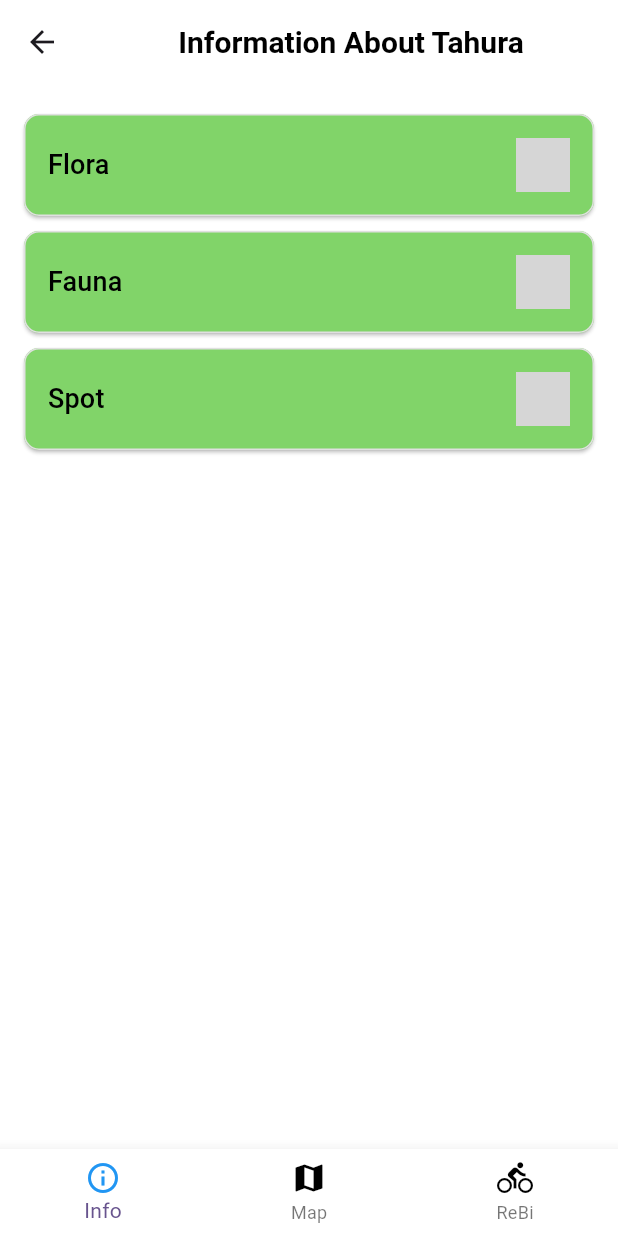
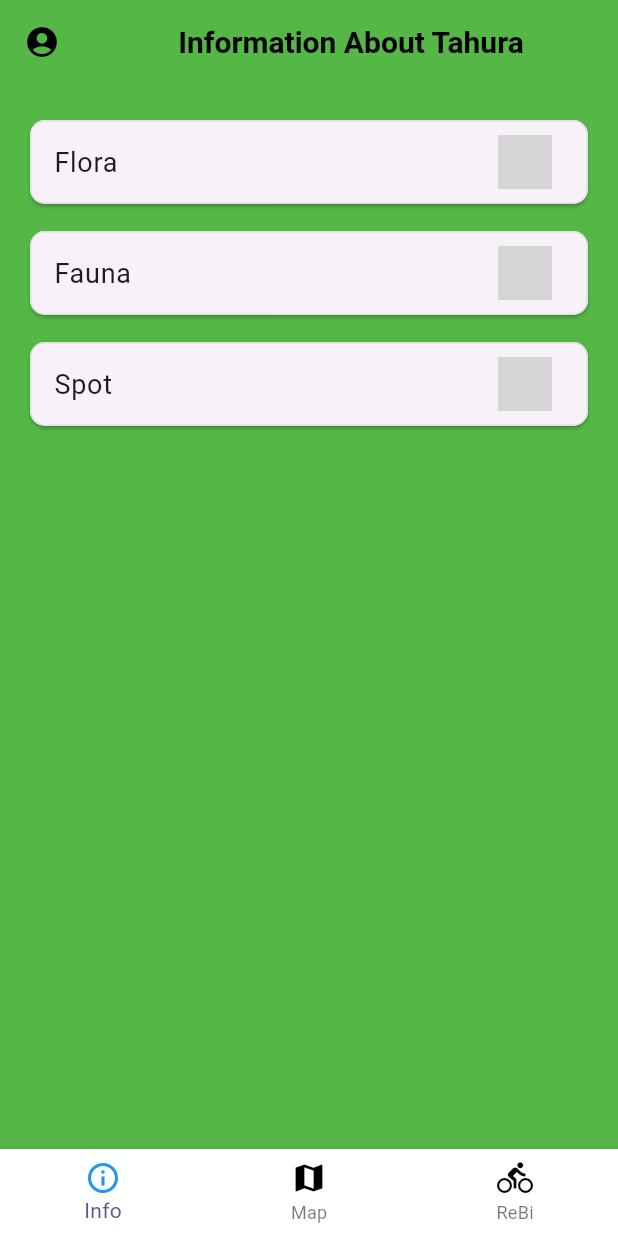
Before and after one commit to matthewae/RPLL-Tahura, a Flutter app: the MainmenuScreen screen opened directly, on a phone screen of 412 x 824 dp. Run offline on Flutter 3.47's test engine with Material 3 defaults, Android fonts, the phone set to English and light mode, and no system bars; network calls fail; grey boxes are pictures that could not be loaded.

Commit message:
update18/11 jam 22:39 implement all(done)

```diff
--- a/lib/main.dart
+++ b/lib/main.dart
@@ -8,6 +8,7 @@ import 'package:myapp/screens/flora_screen.dart';
 import 'package:myapp/screens/forgotpws_screen.dart';
 import 'package:myapp/screens/main_screen.dart';
 import 'package:myapp/screens/profile_screen.dart';
+import 'package:myapp/screens/sepeda_screen.dart';
 import 'package:myapp/screens/signin_screen.dart';
 import 'package:myapp/screens/password_screen.dart';
 import 'package:myapp/screens/exitnotif_screen.dart';
--- a/lib/screens/mainmenu_screen.dart
+++ b/lib/screens/mainmenu_screen.dart
@@ -1,22 +1,10 @@
 import 'package:flutter/material.dart';
+import 'profile_screen.dart';
+import 'map_screen.dart';
 import 'flora_screen.dart';
 import 'fauna_screen.dart';
 import 'spot_screen.dart';
-import 'map_screen.dart';
-import 'sepeda_screen.dart';
-
-void main() {
-  runApp(TahuraApp());
-}
-
-class TahuraApp extends StatelessWidget {
-  @override
-  Widget build(BuildContext context) {
-    return MaterialApp(
-      home: MainmenuScreen(),
-    );
-  }
-}
+import 'sepeda_screen.dart'; // Import SepedaScreen
 
 class MainmenuScreen extends StatefulWidget {
   @override
@@ -24,22 +12,28 @@ class MainmenuScreen extends StatefulWidget {
 }
 
 class _MainmenuScreenState extends State<MainmenuScreen> {
+  final List<String> categories = ['Flora', 'Fauna', 'Spot'];
   int _selectedIndex = 0;
-
-  final List<Widget> _pages = [
-    Container(),
-    MapScreen(),
-    SepedaScreen(),
-  ];
 
   @override
   Widget build(BuildContext context) {
     return Scaffold(
-      backgroundColor: Colors.white, // Change the Scaffold background to white
+      backgroundColor: const Color.fromARGB(223, 59, 173, 44),
       appBar: AppBar(
         backgroundColor: Colors.transparent,
         elevation: 0,
-        title: const Center(
+        leading: IconButton(
+          icon: Icon(Icons.account_circle, color: Colors.black),
+          onPressed: () {
+            Navigator.push(
+              context,
+              MaterialPageRoute(
+                builder: (context) => ProfileScreen(),
+              ),
+            );
+          },
+        ),
+        title: Center(
           child: Text(
             'Information About Tahura',
             style: TextStyle(
@@ -55,47 +49,60 @@ class _MainmenuScreenState extends State<MainmenuScreen> {
               padding: const EdgeInsets.symmetric(horizontal: 16.0),
               child: Column(
                 children: [
-                  const SizedBox(height: 20),
-                  CategoryButton(
-                    title: 'Flora',
+                  SizedBox(height: 20),
+                  for (var category in categories)
+                    Padding(
+                      padding: const EdgeInsets.only(bottom: 10.0),
+                      child: Card(
+                        shape: RoundedRectangleBorder(
+                          borderRadius: BorderRadius.circular(10),
+                          side: BorderSide(color: Colors.grey[300]!),
+                        ),
+                        child: ListTile(
+                          title: Text(
+                            category,
+                            style: TextStyle(fontSize: 18),
+                          ),
+                          trailing: CircleAvatar(
+                            radius: 18,
+                            backgroundImage: NetworkImage(
+                              'https://images.unsplash.com/photo-1534528740805-52a86510e3f5?ixlib=rb-1.2.1&ixid=MnwxMjA3fDB8MHxzZWFyY2h8MXx8cHJvZmlsZXxlbnwwfHxlbnwwfHwyMDI2fDIwNjI2MA&auto=format&fit=crop&w=500&q=60',
+                            ),
+                          ),
                           onTap: () {
+                            if (category == 'Flora') {
                               Navigator.push(
                                 context,
                                 MaterialPageRoute(
                                   builder: (context) => FloraScreen(),
                                 ),
                               );
-                    },
-                  ),
-                  const SizedBox(height: 10),
-                  CategoryButton(
-                    title: 'Fauna',
-                    onTap: () {
+                            } else if (category == 'Fauna') {
                               Navigator.push(
                                 context,
                                 MaterialPageRoute(
                                   builder: (context) => FaunaScreen(),
                                 ),
                               );
-                    },
-                  ),
-                  const SizedBox(height: 10),
-                  CategoryButton(
-                    title: 'Spot',
-                    onTap: () {
+                            } else if (category == 'Spot') {
                               Navigator.push(
                                 context,
                                 MaterialPageRoute(
                                   builder: (context) => SpotScreen(),
                                 ),
                               );
+                            }
                           },
                         ),
-                  const Spacer(),
+                      ),
+                    ),
+                  Spacer(),
                 ],
               ),
             )
-          : _pages[_selectedIndex],
+          : _selectedIndex == 1
+              ? MapScreen() // Halaman Map tetap
+              : SepedaScreen(), // Ganti ReBi dengan SepedaScreen
       bottomNavigationBar: BottomNavigationBar(
         type: BottomNavigationBarType.fixed,
         backgroundColor: Colors.white,
@@ -107,24 +114,18 @@ class _MainmenuScreenState extends State<MainmenuScreen> {
         },
         items: [
           BottomNavigationBarItem(
-            icon: Icon(
-              Icons.info_outline,
-              color: _selectedIndex == 0 ? Colors.blue : Colors.black,
-            ),
+            icon: Icon(Icons.info_outline,
+                color: _selectedIndex == 0 ? Colors.blue : Colors.black),
             label: 'Info',
           ),
           BottomNavigationBarItem(
-            icon: Icon(
-              Icons.map,
-              color: _selectedIndex == 1 ? Colors.blue : Colors.black,
-            ),
+            icon: Icon(Icons.map,
+                color: _selectedIndex == 1 ? Colors.blue : Colors.black),
             label: 'Map',
           ),
           BottomNavigationBarItem(
-            icon: Icon(
-              Icons.directions_bike,
-              color: _selectedIndex == 2 ? Colors.blue : Colors.black,
-            ),
+            icon: Icon(Icons.directions_bike,
+                color: _selectedIndex == 2 ? Colors.blue : Colors.black),
             label: 'ReBi',
           ),
         ],
@@ -132,47 +133,3 @@ class _MainmenuScreenState extends State<MainmenuScreen> {
     );
   }
 }
-
-class CategoryButton extends StatelessWidget {
-  final String title;
-  final VoidCallback onTap;
-
-  const CategoryButton({
-    Key? key,
-    required this.title,
-    required this.onTap,
-  }) : super(key: key);
-
-  @override
-  Widget build(BuildContext context) {
-    return ElevatedButton(
-      onPressed: onTap,
-      style: ElevatedButton.styleFrom(
-        padding: const EdgeInsets.all(16.0),
-        backgroundColor: const Color.fromRGBO(129, 212, 105, 1.000), // Green color for buttons
-        shape: RoundedRectangleBorder(
-          borderRadius: BorderRadius.circular(10),
-          side: BorderSide(color: Colors.grey[300]!),
-        ),
-      ),
-      child: Row(
-        mainAxisAlignment: MainAxisAlignment.spaceBetween,
-        children: [
-          Text(
-            title,
-            style: const TextStyle(
-              fontSize: 18,
-              color: Colors.black,
-            ),
-          ),
-          const CircleAvatar(
-            radius: 18,
-            backgroundImage: NetworkImage(
-              'https://images.unsplash.com/photo-1534528740805-52a86510e3f5?ixlib=rb-1.2.1&ixid=MnwxMjA3fDB8MHxzZWFyY2h8MXx8cHJvZmlsZXxlbnwwfHxlbnwwfHwyMDI2fDIwNjI2MA&auto=format&fit=crop&w=500&q=60',
-            ),
-          ),
-        ],
-      ),
-    );
-  }
-}
```
Also changed, not shown: lib/screens/exitnotif_screen.dart (+24 -13 lines), lib/screens/profile_screen.dart (+14 -3 lines). Lines whose indentation alone changed are shown as unchanged.
